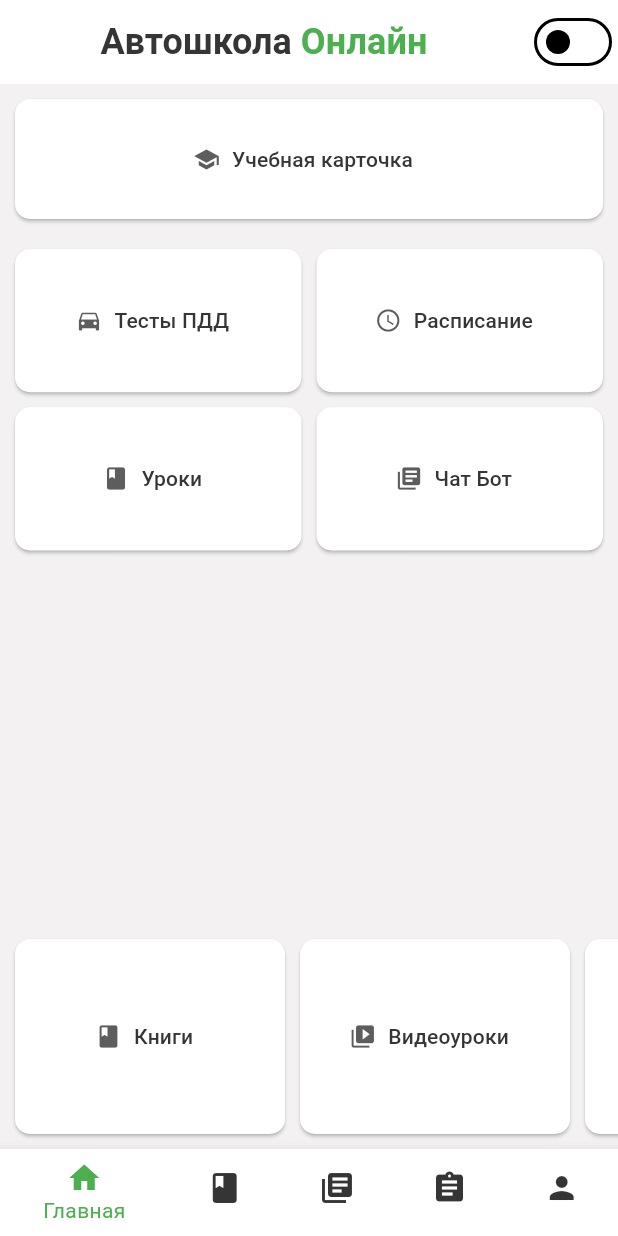
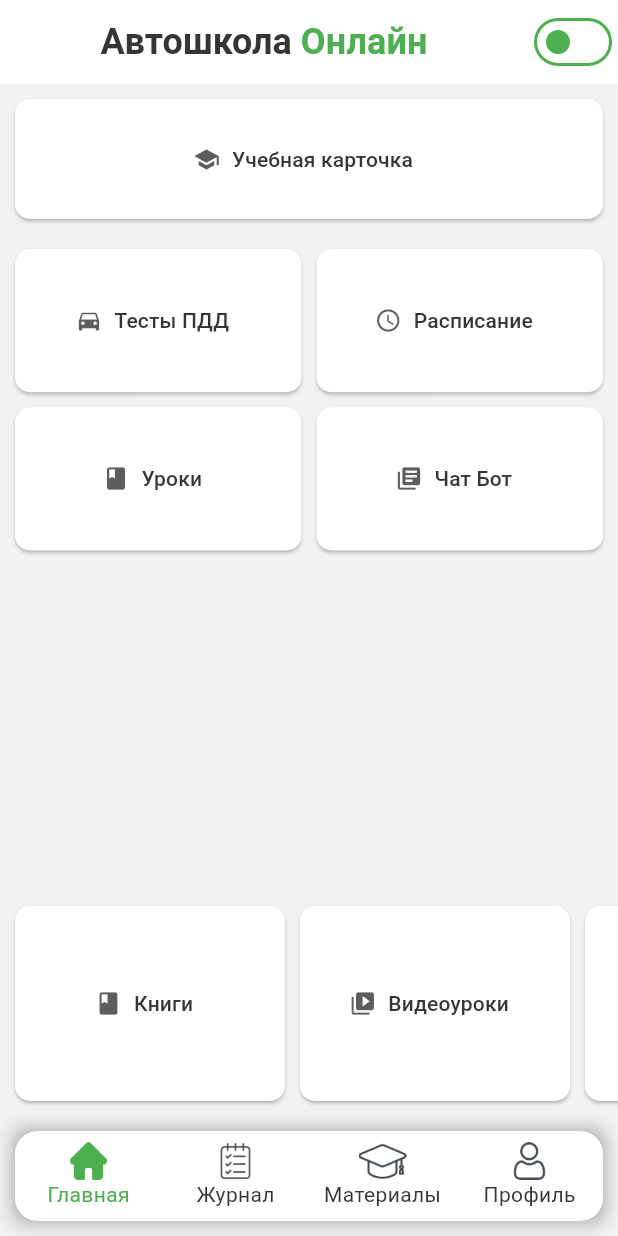
Before and after one commit to Amanturov7/autoshool, a Flutter app: the screen it shows after launch, on a phone screen of 412 x 824 dp. Run offline on Flutter 3.47's test engine with Material 3 defaults, Android fonts, the phone set to English and light mode, and no system bars; our stand-ins replace easy_localization, image_picker, shared_preferences; missing offline and left inert: dart:ffi, search_page.

Commit message:
icons navigation

```diff
--- a/lib/dark_theme.dart
+++ b/lib/dark_theme.dart
@@ -1,5 +1,6 @@
 import 'package:flutter/material.dart';
 import 'package:flutter/scheduler.dart';
+import 'package:flutter/widgets.dart';
 
 class ThemeProvider extends ChangeNotifier {
   ThemeMode themeMode = ThemeMode.system;
@@ -23,16 +24,28 @@ class MyThemes {
   static final darkTheme = ThemeData(
     scaffoldBackgroundColor: Colors.grey.shade900,
     primaryColor: Colors.grey,
+    dropdownMenuTheme: DropdownMenuThemeData(textStyle:TextStyle(color: Colors.grey)),
     textTheme: TextTheme(
-      headlineSmall: TextStyle(color: Colors.white),
+      headlineSmall: TextStyle(color: Colors.grey),
       titleSmall: TextStyle(color: Colors.green),
     ),
     colorScheme: ColorScheme.dark(),
     iconTheme: IconThemeData(color: Color.fromARGB(255, 30, 126, 78), opacity: 0.8),
+
     bottomNavigationBarTheme: BottomNavigationBarThemeData(
+
       backgroundColor: Color.fromARGB(255, 54, 53, 53),
       selectedItemColor: Colors.green,
-      unselectedItemColor: Colors.grey,
+      unselectedItemColor: Colors.white,
+      unselectedIconTheme:IconThemeData(color: Colors.white)
+    ),
+
+
+
+    switchTheme: SwitchThemeData(
+      trackColor: MaterialStateProperty.all(Colors.grey),
+           thumbColor: MaterialStateProperty.all(Color.fromARGB(255, 11, 49, 13)),
+    trackOutlineColor: MaterialStateProperty.all(Colors.green),
     ),
   );
 
@@ -50,5 +63,11 @@ class MyThemes {
       selectedItemColor: Colors.green,
       unselectedItemColor: Color.fromARGB(255, 54, 53, 53),
     ),
+        switchTheme: SwitchThemeData(
+      trackColor: MaterialStateProperty.all(Colors.white),
+      thumbColor: MaterialStateProperty.all(Colors.green),
+    trackOutlineColor: MaterialStateProperty.all(Colors.green),
+    overlayColor: MaterialStateProperty.all(Colors.green),
+    ),
   );
 }
--- a/lib/main.dart
+++ b/lib/main.dart
@@ -1,4 +1,9 @@
+import 'dart:ffi';
+
+import 'package:autoshool/about_page.dart';
+import 'package:flutter/cupertino.dart';
 import 'package:flutter/material.dart';
+import 'package:flutter/widgets.dart';
 import 'package:provider/provider.dart';
 import 'package:easy_localization/easy_localization.dart';
 import 'package:autoshool/dark_theme.dart'; // Make sure this file has the ThemeProvider and MyThemes class
@@ -72,7 +77,7 @@ class _MyHomePageState extends State<MyHomePage> {
     HomePage(),
     JournalPage(),
     MaterialsPage(),
-    TestsPage(),
+    // TestsPage(),
     ProfilePage(),
   ];
 
@@ -102,40 +107,74 @@ class _MyHomePageState extends State<MyHomePage> {
     ),
   ),
   body: _screens[_currentIndex],
-      bottomNavigationBar: BottomNavigationBar(
+  bottomNavigationBar: Container(
+    margin: const EdgeInsets.symmetric(horizontal: 10, vertical: 10),
+    height: 60,
+    decoration: BoxDecoration(
+      boxShadow: [
+        BoxShadow(
+          blurRadius: 10,
+          color:Colors.grey
+
+        ),
+      ],
+    ),
+    child: ClipRRect(
+      borderRadius: BorderRadius.circular(15),
+      child: Theme(
+        data: Theme.of(context).copyWith(
+          splashFactory: NoSplash.splashFactory,
+          highlightColor: Colors.transparent,
+        ),
+        child: BottomNavigationBar(
+          type: BottomNavigationBarType.fixed, // Disable animation
           unselectedLabelStyle: const TextStyle(fontSize: 14),
           backgroundColor: Theme.of(context).bottomNavigationBarTheme.backgroundColor,
           selectedItemColor: Theme.of(context).bottomNavigationBarTheme.selectedItemColor,
           unselectedItemColor: Theme.of(context).bottomNavigationBarTheme.unselectedItemColor,
+          showUnselectedLabels: true,
           currentIndex: _currentIndex,
+          elevation: 10,
           onTap: (index) {
             setState(() {
               _currentIndex = index;
             });
           },
+          enableFeedback: false, // Disable ripple effect
           items: [
             BottomNavigationBarItem(
-            icon: Icon(Icons.home),
+              // icon: Icon(Icons.home),
+              activeIcon: Image.asset("assets/icons/home_selected.png",width: 25,color: Colors.green,),
+              icon: Image.asset("assets/icons/home.png",width: 25,color: Color(0xFFF434A50)),
               label: 'Главная',
             ),
             BottomNavigationBarItem(
-            icon: Icon(Icons.book),
+              activeIcon: Image.asset("assets/icons/checklist_selected.png",width: 25,color: Colors.green,),
+              icon: Image.asset("assets/icons/checklist.png",width: 25,color: Color(0xFFF434A50)),
+              // icon: Icon(Icons.book),
               label: 'Журнал',
             ),
             BottomNavigationBarItem(
-            icon: Icon(Icons.library_books),
+              activeIcon: Image.asset("assets/icons/graduate_selected.png",width: 32,color: Colors.green,),
+              icon: Image.asset("assets/icons/graduate.png",width: 32,color: Color(0xFFF434A50)),
+              // icon: Icon(Icons.school),
               label: 'Материалы',
             ),
+            // BottomNavigationBarItem(
+            //   icon: Icon(Icons.assignment),
+            //   label: 'Тесты',
+            // ),
             BottomNavigationBarItem(
-            icon: Icon(Icons.assignment),
-            label: 'Тесты',
-          ),
-          BottomNavigationBarItem(
-            icon: Icon(Icons.person),
+              // icon: Icon(Icons.person),
+               activeIcon: Image.asset("assets/icons/user_selected.png",width: 25,color: Colors.green,),
+              icon: Image.asset("assets/icons/user.png",width: 25,color: Color(0xFFF434A50)),
               label: 'Профиль',
             ),
           ],
         ),
+      ),
+    ),
+  ),
 );
   }
 }
--- a/lib/pages/settings_page.dart
+++ b/lib/pages/settings_page.dart
@@ -49,7 +49,7 @@ Widget build(BuildContext context) {
                     _getLanguageName(value.languageCode),
                     style: TextStyle(
                       fontSize: 16,
-                      color: Colors.black,
+                      color: Colors.white,
                     ),
                   ),
                 );
--- a/pubspec.yaml
+++ b/pubspec.yaml
@@ -32,3 +32,4 @@ flutter:
     - assets\images\users.png
     - assets\images\cars.png
     - assets/translations/
+    - assets/icons/
```
Also changed, not shown: assets/icons/books.png (added), assets/icons/books_selected.png (added), assets/icons/checklist.png (added), assets/icons/checklist_selected.png (added), assets/icons/graduate.png (added), assets/icons/graduate_selected.png (added), assets/icons/home.png (added), assets/icons/home_selected.png (added), assets/icons/school.png (added), assets/icons/school_selected.png (added), assets/icons/user.png (added), assets/icons/user_selected.png (added). Lines whose indentation alone changed are shown as unchanged.
